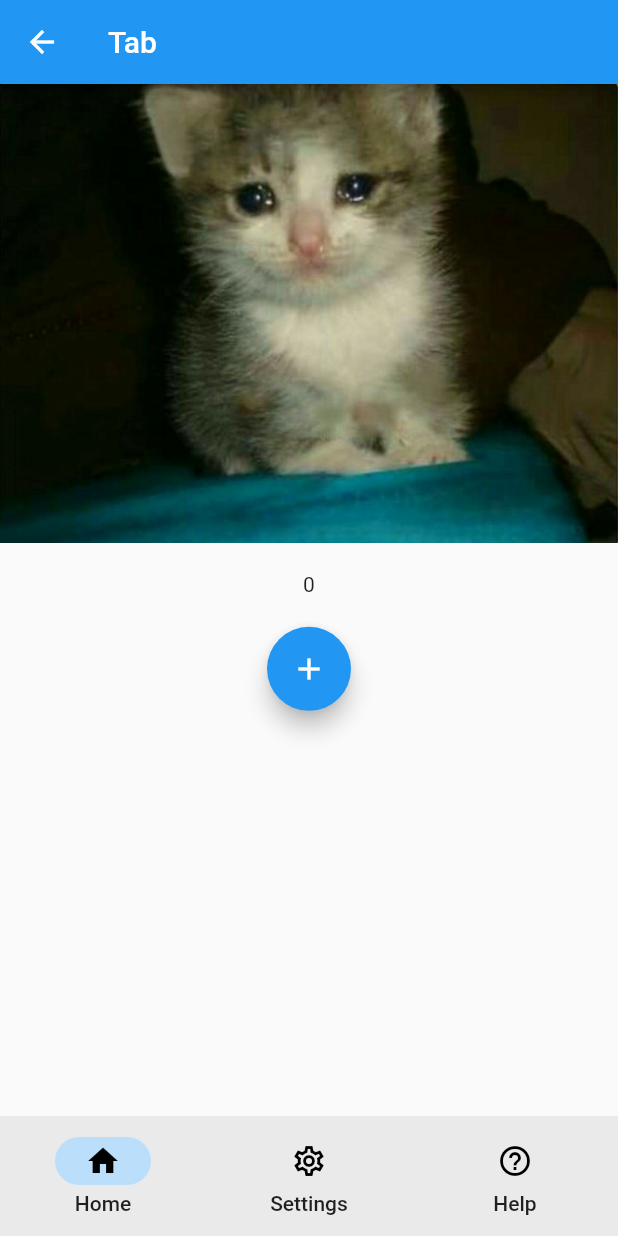
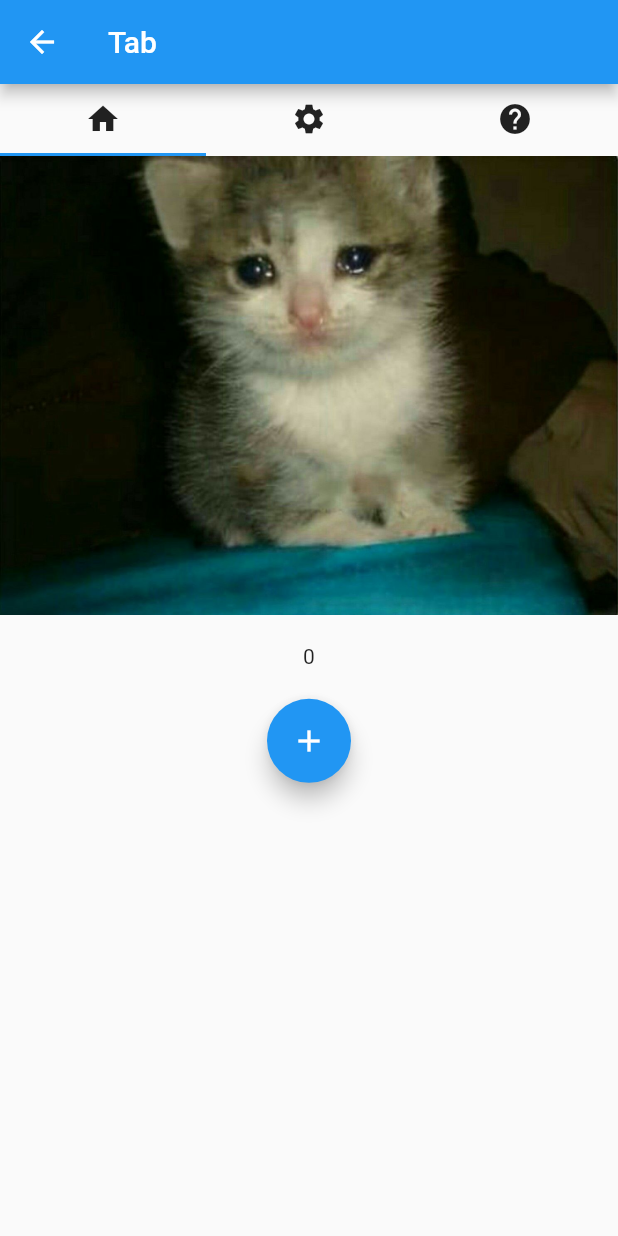
Before and after one commit to Camille-hy/flutter-pagination-1, a Flutter app: the TabNavigationExample screen opened by its route, on a phone screen of 412 x 824 dp. Run offline on Flutter 3.47's test engine with Material 2 defaults, Android fonts, the phone set to English and light mode, and no system bars.

Commit message:
feat: added new tabbar, new method to persist data

```diff
--- a/lib/main.dart
+++ b/lib/main.dart
@@ -12,8 +12,9 @@ class MyApp extends StatelessWidget {
       routes: {
         '/': (context) => BottomNavigationExample(),
         '/stack': (context) => StackNavigationExample(),
+        '/bottomtab': (context) => BottomTabNavigationExample(),
+        '/drawer': (context) => DrawerNavigationExample(),
         '/tab': (context) => TabNavigationExample(),
-        '/drawer': (context) => DrawerNavigationExample(),
       },
     );
   }
@@ -29,8 +30,9 @@ class _BottomNavigationExampleState extends State<BottomNavigationExample> {
   int _currentIndex = 0;
   final List<Widget> _pages = [
     StackNavigationExample(),
+    BottomTabNavigationExample(),
+    DrawerNavigationExample(),
     TabNavigationExample(),
-    DrawerNavigationExample(),
   ];
 
   @override
@@ -46,16 +48,32 @@ class _BottomNavigationExampleState extends State<BottomNavigationExample> {
         },
         items: [
           BottomNavigationBarItem(
-            icon: Icon(Icons.layers),
+            icon: Icon(
+              Icons.layers,
+              color: Colors.black87,
+            ),
             label: 'Stack',
           ),
           BottomNavigationBarItem(
-            icon: Icon(Icons.tab),
-            label: 'Tab',
+            icon: Icon(
+              Icons.tab,
+              color: Colors.black87,
+            ),
+            label: 'Bottom Tab',
           ),
           BottomNavigationBarItem(
-            icon: Icon(Icons.menu),
+            icon: Icon(
+              Icons.menu,
+              color: Colors.black87,
+            ),
             label: 'Drawer',
+          ),
+          BottomNavigationBarItem(
+            icon: Icon(
+              Icons.tab,
+              color: Colors.black87,
+            ),
+            label: 'Tab',
           ),
         ],
       ),
@@ -111,27 +129,51 @@ class SecondScreen extends StatelessWidget {
   }
 }
 
-class TabNavigationExample extends StatefulWidget {
+class BottomTabNavigationExample extends StatefulWidget {
   @override
-  _TabNavigationExampleState createState() => _TabNavigationExampleState();
+  _BottomTabNavigationExampleState createState() =>
+      _BottomTabNavigationExampleState();
 }
 
-class _TabNavigationExampleState extends State<TabNavigationExample> {
+class _BottomTabNavigationExampleState
+    extends State<BottomTabNavigationExample> {
   int _currentIndex = 0;
-
+  int _counter = 0;
+  void _incrementCounter() {
+    setState(() {
+      _counter++;
+    });
+  }
   @override
   Widget build(BuildContext context) {
     return Scaffold(
       appBar: AppBar(
-        title: Text('Tab'),
+        title: Text('Bottom Tab'),
       ),
       body: IndexedStack(
         index: _currentIndex,
         children: [
-          FirstTab(),
+          Container(
+          child:Column(
+            children: [
+              FirstTab(),
+              SizedBox(
+                height: 20,
+              ),
+              Text('$_counter'),
+              SizedBox(
+                height: 20,
+              ),
+              FloatingActionButton(
+                onPressed: _incrementCounter,
+                child: const Icon(Icons.add),
+              ),
+            ],
+          )
+          ),
           SecondTab(),
           ThirdTab(),
-          ],
+        ],
       ),
       bottomNavigationBar: NavigationBarTheme(
         data: NavigationBarThemeData(
@@ -172,28 +214,12 @@ class FirstTab extends StatefulWidget {
 }
 
 class _FirstTabState extends State<FirstTab> {
-  int _counter = 0;
-  void _incrementCounter() {
-    setState(() {
-      _counter++;
-    });
-  }
-
   @override
   Widget build(BuildContext context) {
     return Center(
       child: Column(
         children: [
           Image.asset('assets/images/cat1.jpg'),
-          SizedBox(
-            height: 20,
-          ),
-          Text('$_counter'),
-          SizedBox(height: 20,),
-          FloatingActionButton(
-            onPressed: _incrementCounter,
-            child: const Icon(Icons.add),
-          ),
         ],
       ),
     );
@@ -242,6 +268,13 @@ class DrawerNavigationExample extends StatefulWidget {
 
 class _DrawerNavigationExampleState extends State<DrawerNavigationExample> {
   int _currentIndex = 0;
+  int _counter = 0;
+
+  void _incrementCounter() {
+    setState(() {
+      _counter++;
+    });
+  }
 
   void _onItemTapped(int index) {
     setState(() {
@@ -255,13 +288,29 @@ class _DrawerNavigationExampleState extends State<DrawerNavigationExample> {
       appBar: AppBar(
         title: Text('Drawer '),
       ),
-      body:  IndexedStack(
+      body: IndexedStack(
         index: _currentIndex,
         children: [
-          FirstTab(),
+          Container(
+          child:Column(
+            children: [
+              FirstTab(),
+              SizedBox(
+                height: 20,
+              ),
+              Text('$_counter'),
+              SizedBox(
+                height: 20,
+              ),
+              FloatingActionButton(
+                onPressed: _incrementCounter,
+                child: const Icon(Icons.add),
+              ),
+            ],
+          ),),
           SecondTab(),
           ThirdTab(),
-          ],
+        ],
       ),
       drawer: Drawer(
         child: ListView(
@@ -309,3 +358,82 @@ class _DrawerNavigationExampleState extends State<DrawerNavigationExample> {
     );
   }
 }
+
+class TabNavigationExample extends StatefulWidget {
+  const TabNavigationExample({super.key});
+
+  @override
+  State<TabNavigationExample> createState() => _TabNavigationExampleState();
+}
+
+class _TabNavigationExampleState extends State<TabNavigationExample>
+    with AutomaticKeepAliveClientMixin<TabNavigationExample> {
+  @override
+  bool get wantKeepAlive => true;
+  int _counter = 0;
+
+  void _incrementCounter() {
+    setState(() {
+      _counter++;
+    });
+  }
+
+  @override
+  Widget build(BuildContext context) {
+    super.build(context);
+    return DefaultTabController(
+      length: 3,
+      child: Scaffold(
+          appBar: AppBar(
+            title: Text('Tab'),
+          ),
+          body: Column(
+            children: [
+              TabBar(
+                tabs: [
+                  Tab(
+                    icon: Icon(
+                      Icons.home,
+                      color: Colors.black87,
+                    ),
+                  ),
+                  Tab(
+                    icon: Icon(
+                      Icons.settings,
+                      color: Colors.black87,
+                    ),
+                  ),
+                  Tab(
+                    icon: Icon(
+                      Icons.help,
+                      color: Colors.black87,
+                    ),
+                  ),
+                ],
+              ),
+              Expanded(
+                child: TabBarView(children: [
+                  Container(
+                      child: Column(
+                    children: [
+                      FirstTab(),
+                      SizedBox(height: 20,),
+                      Text('$_counter'),
+                      SizedBox(height: 20,),
+                      FloatingActionButton(
+                        onPressed: _incrementCounter,
+                        child: const Icon(Icons.add),
+                      )
+                    ],
+                  )),
+                  Container(
+                    child: SecondTab(),
+                  ),
+                  Container(child: ThirdTab()),
+                ]),
+              )
+            ],
+          )),
+    );
+  }
+}
```
